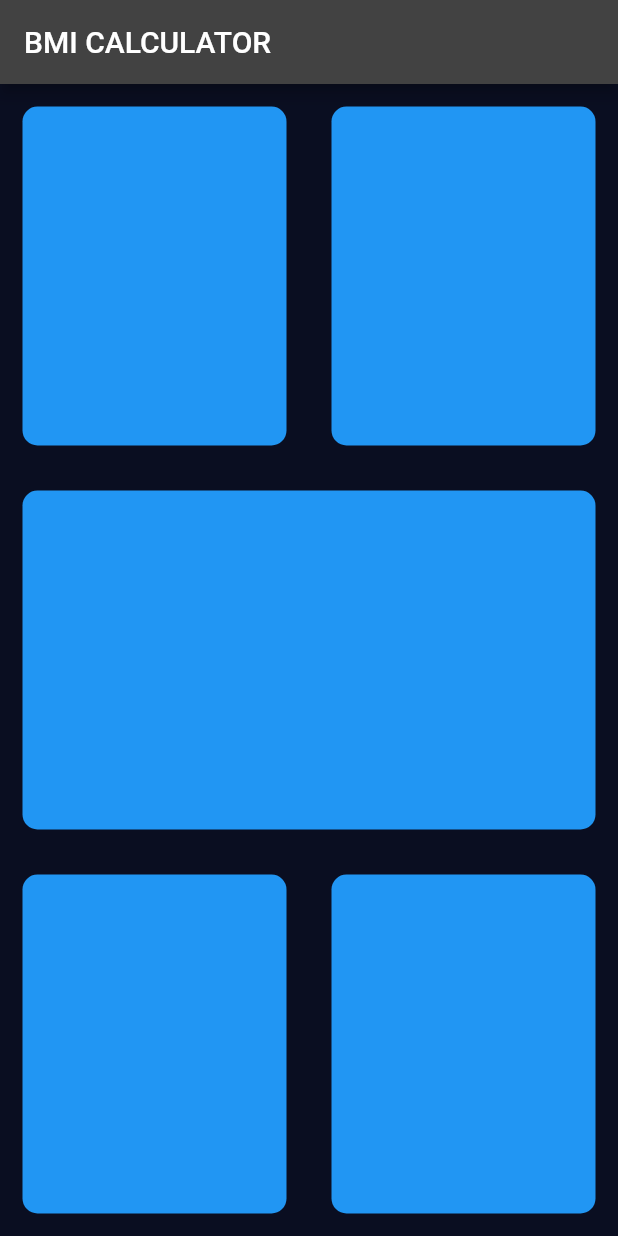
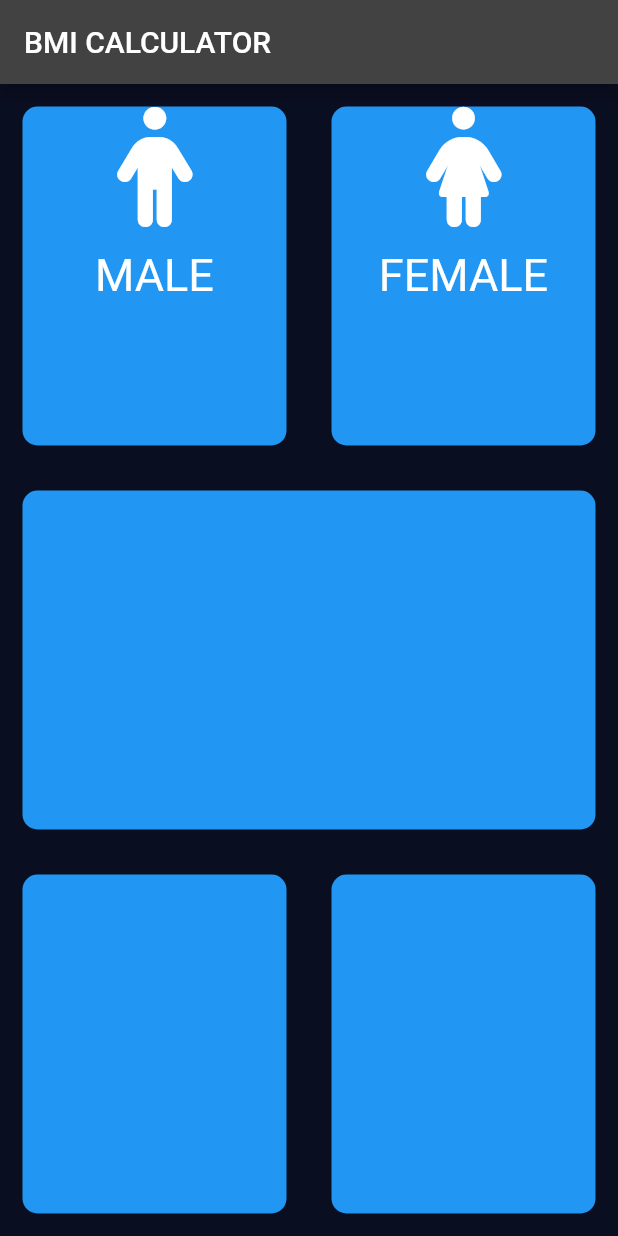
Before and after one commit to faisal2363/bmicalculator, a Flutter app: the screen it shows after launch, on a phone screen of 412 x 824 dp. Run offline on Flutter 3.47's test engine with Material 2 defaults, Android fonts, the phone set to English and light mode, and no system bars; our stand-ins replace font_awesome_flutter.

Commit message:
adding male and female label

```diff
--- a/lib/input_page.dart
+++ b/lib/input_page.dart
@@ -1,3 +1,5 @@
+// ignore_for_file: prefer_const_constructors_in_immutables, use_key_in_widget_constructors, empty_constructor_bodies
+import 'package:font_awesome_flutter/font_awesome_flutter.dart';
 import 'package:flutter/material.dart';
 
 class InputPage extends StatefulWidget {
@@ -18,10 +20,21 @@ class _InputPageState extends State<InputPage> {
         children: <Widget>[
           Expanded(child: Row(
             children: <Widget>[
-              Expanded(child: RepeatContainerCode( colors: Colors.blue,),
+              Expanded(child: RepeatContainerCode( colors: Colors.blue,
+               cardwidget: RepeatTextsndICONeWidget(
+                 iconData: FontAwesomeIcons.male,
+                 label: 'MALE',
+               ),
               ),
-              Expanded(child: RepeatContainerCode( colors: Colors.blue,),
-              )
+
+              ),
+              Expanded(child: RepeatContainerCode( colors: Colors.blue,
+              cardwidget: RepeatTextsndICONeWidget(iconData: FontAwesomeIcons.female,
+                 label: 'FEMALE',
+              ),
+              ),
+
+              ) ,
 
             ],
           ),),
@@ -42,16 +55,47 @@ class _InputPageState extends State<InputPage> {
   }
 }
 
+class RepeatTextsndICONeWidget extends StatelessWidget {
+  RepeatTextsndICONeWidget({@required this.iconData, this.label})   ;
+
+  final IconData? iconData;
+  final String? label;
+
+
+
+  @override
+  Widget build(BuildContext context) {
+    return Column(
+      children:  <Widget>[
+        Icon(
+           iconData,
+          size: 80.0,
+        ) ,
+        SizedBox(
+          height: 15.0,
+        ) ,
+        Text(label!,style: TextStyle(
+          fontSize:30.0,
+          color: Colors.white,
+        ),)
+      ],
+
+    );
+  }
+}
+
 // ignore: must_be_immutable
 class RepeatContainerCode extends StatelessWidget {
-  RepeatContainerCode({@required this.colors});
+  RepeatContainerCode({@required this.colors,this.cardwidget});
      final Color? colors;
+     final Widget? cardwidget;
 
 
   @override
   Widget build(BuildContext context) {
     return Container(
       margin: const EdgeInsets.all(15.0),
+      child: cardwidget,
       decoration: BoxDecoration(
         color: colors,
         borderRadius: BorderRadius.circular(10.0),
--- a/pubspec.yaml
+++ b/pubspec.yaml
@@ -34,7 +34,7 @@ dependencies:
   # The following adds the Cupertino Icons font to your application.
   # Use with the CupertinoIcons class for iOS style icons.
   cupertino_icons: ^1.0.2
-
+  font_awesome_flutter: ^10.1.0
 dev_dependencies:
   flutter_test:
     sdk: flutter
```
Also changed, not shown: lib/iconeTextFile.dart (added), pubspec.lock.
